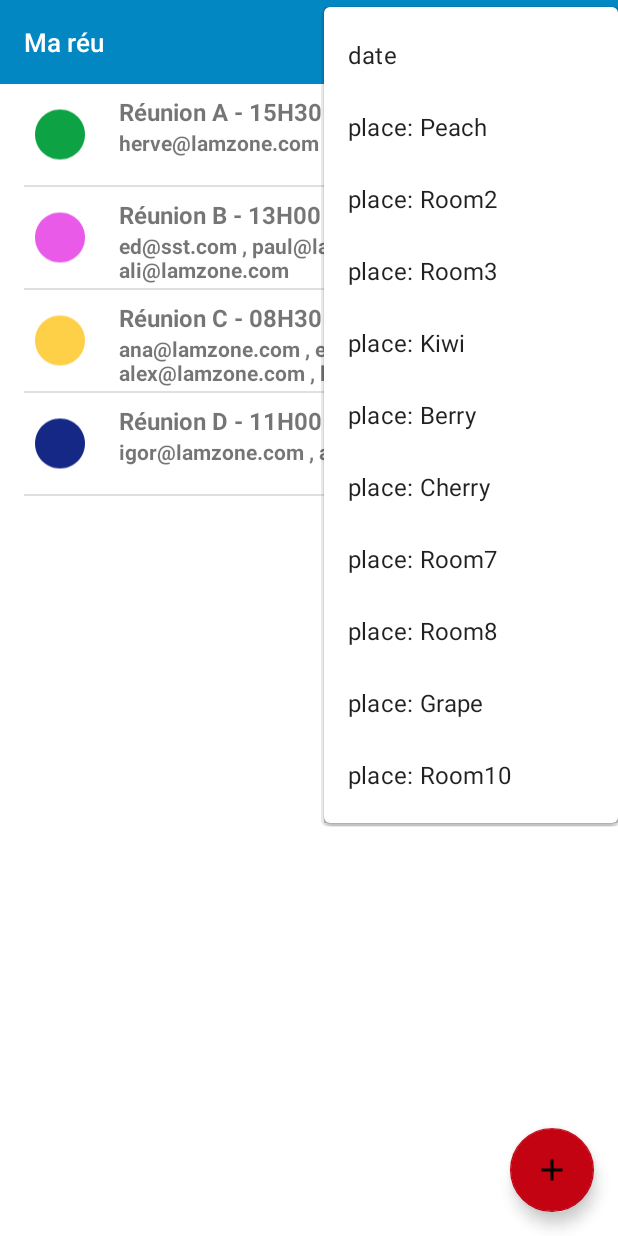
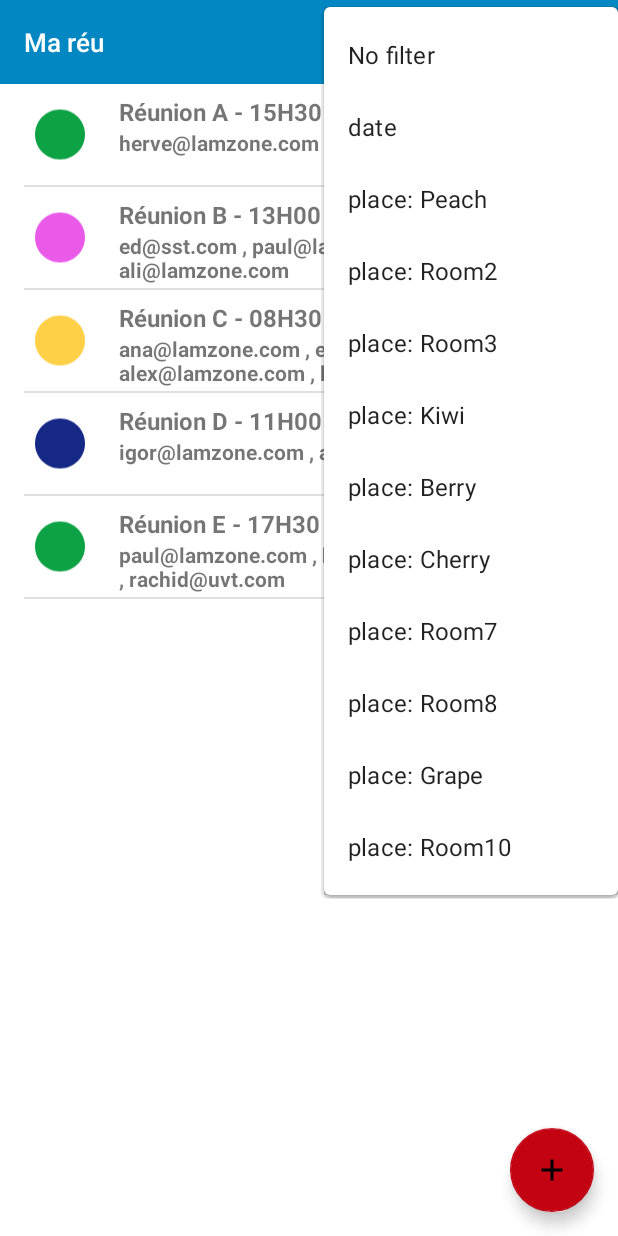
Before and after one commit to vigneaud-khalid/Ma_reu, an Android app: the screen it shows after launch (ListMeetingActivity), after a tap on "Filter", on a phone screen of 412 x 824 dp. Run offline under Robolectric (Android 15) with nearby library versions, the phone set to English and light mode, and no system bars; our stand-ins replace ButterKnife, EventBus.

Commit message:
filter done but no fresh display => initList() ???

```diff
--- a/app/src/main/java/com/khalid/mareu/repository/MeetingRepository.java
+++ b/app/src/main/java/com/khalid/mareu/repository/MeetingRepository.java
@@ -33,6 +33,18 @@ public class MeetingRepository {
         return service.getMeetings();
     }
 
+    public void meetingsNoFilter(){
+        service.meetingsNoFilter();
+    }
+
+    public void meetingsPlaceFilter(String place) {
+        service.meetingsPlaceFilter(place);
+    }
+
+
+
+
+
     public void deleteMeeting(Meeting meeting) {
         service.deleteMeeting(meeting);
     }
--- a/app/src/main/java/com/khalid/mareu/service/FakeMeetingApiService.java
+++ b/app/src/main/java/com/khalid/mareu/service/FakeMeetingApiService.java
@@ -1,7 +1,10 @@
 package com.khalid.mareu.service;
+
+import android.util.Log;
 
 import com.khalid.mareu.model.Meeting;
 
+import java.util.ArrayList;
 import java.util.List;
 
 /**
@@ -9,11 +12,35 @@ import java.util.List;
  */
 public class FakeMeetingApiService implements MeetingApiService{
 
-    private List<Meeting> meetings = FakeMeetingGenerator.generateMeetings();
+    private List<Meeting> meetings = new ArrayList<>();
+    private List<Meeting> allMeetings = FakeMeetingGenerator.generateMeetings();
 
     @Override
     public List<Meeting> getMeetings() {
         return meetings;
+    }
+
+    @Override
+    public void meetingsNoFilter() {
+        meetings=allMeetings;
+    }
+
+    @Override
+    public List<Meeting> getMeetingsWithFilter(String filter) {
+        return null;
+    }
+
+    @Override
+    public void meetingsPlaceFilter(String place) {
+        List<Meeting> meetingsPlaceFilter = new ArrayList<>();
+        for (Meeting meeting: meetings) {
+            if(meeting.getPlace()==place){meetingsPlaceFilter.add(meeting);}
+        }
+        meetings = meetingsPlaceFilter;
+        Log.d("rrrr", " meetingsPlaceFilter");
+        Log.d("rrrr", " meetingsPlaceFilter :  " + meetingsPlaceFilter.toString());
+        Log.d("rrrr", " meetingsPlaceFilter :  " + meetings.toString());
+        Log.d("rrrr", " meetingsPlaceFilter... :  " + meetings);
     }
 
     @Override
--- a/app/src/main/java/com/khalid/mareu/service/FakeMeetingGenerator.java
+++ b/app/src/main/java/com/khalid/mareu/service/FakeMeetingGenerator.java
@@ -25,7 +25,8 @@ public abstract class FakeMeetingGenerator {
             new Meeting(2, 2,"Réunion B", "Room 2", "13H00", Arrays.asList("ed@sst.com", "paul@lamzone.com", "ali@lamzone.com")),
             // new Meeting(3, "Réunion B2", "Pitt", null, null ),
             new Meeting(3,3,"Réunion C","Room 3", "08H30", Arrays.asList("ana@lamzone.com", "ed@sst.com","alex@lamzone.com","khalid@gmail.com","ali@lamzone.com")),
-            new Meeting(4, 4,"Réunion D","Room 4", "11H00", Arrays.asList("igor@lamzone.com", "ali@lamzone.com"))
+            new Meeting(4, 4,"Réunion D","Room 4", "11H00", Arrays.asList("igor@lamzone.com", "ali@lamzone.com")),
+            new Meeting(5, 1,"Réunion E", "Peach", "17H30", Arrays.asList("paul@lamzone.com", "herve@lamzone.com", "rachid@uvt.com") )
             // new Meeting(5,"Réunion E","Room 5", date, Arrays.asList("Hello", "World!", "How", "Are", "You"))
         );
     // "dd-MM-yyyy"
--- a/app/src/main/java/com/khalid/mareu/service/MeetingApiService.java
+++ b/app/src/main/java/com/khalid/mareu/service/MeetingApiService.java
@@ -16,6 +16,25 @@ public interface MeetingApiService {
     List<Meeting> getMeetings();
 
     /**
+     * Get Meetings with no filter
+     * @return {@link List}
+     */
+    public void meetingsNoFilter();
+
+    /**
+     * Get Meetings with filter
+     * @return {@link List}
+     */
+
+    List<Meeting> getMeetingsWithFilter(String filter);
+
+    /**
+     * Modify Meetings with Place filter
+     * @return {@link List}
+     */
+    public void meetingsPlaceFilter(String place);
+
+    /**
      * Deletes a Meeting
      * @param meeting
      */
--- a/app/src/main/java/com/khalid/mareu/ui/ListMeetingActivity.java
+++ b/app/src/main/java/com/khalid/mareu/ui/ListMeetingActivity.java
@@ -4,6 +4,8 @@ import androidx.appcompat.app.AppCompatActivity;
 
 import com.khalid.mareu.R;
 import com.khalid.mareu.databinding.ActivityListMeetingBinding;
+import com.khalid.mareu.di.DI;
+import com.khalid.mareu.repository.MeetingRepository;
 
 import android.os.Bundle;
 import android.util.Log;
@@ -17,10 +19,14 @@ import butterknife.OnClick;
 public class ListMeetingActivity extends AppCompatActivity {
 
     private ActivityListMeetingBinding binding;
+    private MeetingRepository mRep;
 
     @Override
     protected void onCreate(Bundle savedInstanceState) {
         super.onCreate(savedInstanceState);
+
+        mRep = DI.getMeetingRepository();
+
         setContentView(R.layout.activity_list_meeting);
         binding = ActivityListMeetingBinding.inflate(getLayoutInflater());
         View view = binding.getRoot();
@@ -41,7 +47,8 @@ public class ListMeetingActivity extends AppCompatActivity {
             }
         });
     }
-        void addMeeting() {
+
+    void addMeeting() {
         AddMeetingActivity.navigate(this);
     }
 
@@ -54,13 +61,48 @@ public class ListMeetingActivity extends AppCompatActivity {
     @Override
     public boolean onCreateOptionsMenu(Menu menu) {
         getMenuInflater().inflate(R.menu.menu_filter, menu);
-        return  true;
+        return true;
     }
+
     @Override
-    public boolean onOptionsItemSelected( MenuItem item) {
-        if (item.getItemId()==R.id.filter_on_date) {
+    public boolean onOptionsItemSelected(MenuItem item) {
+        // if (item.getItemId()==R.id.filter_on_date) {      }
+        switch (item.getItemId()) {
+            case R.id.no_filter:
+                noFilter();
+                return true;
+            case R.id.filter_on_date:
+                // filterOnDate();
+                return true;
+            case R.id.filter_on_place_Peach:
+                // todo;
+                filterOnPlace("Peach");
+                return true;
+            case R.id.filter_on_place_Room2:
+                // todo;
+                return true;
+            case R.id.filter_on_place_Room3:
+                // todo;
+                return true;
 
+
+
+            default:
+                return super.onOptionsItemSelected(item);
         }
-        return super.onOptionsItemSelected(item);
     }
+
+    public void filterOnDate(){
+        // todo
+    }
+
+    public void noFilter(){
+        mRep.meetingsNoFilter();
+    }
+
+    public void filterOnPlace(String room){
+        mRep.meetingsPlaceFilter(room);
+
+    }
+
 }
--- a/app/src/main/java/com/khalid/mareu/ui/MeetingFragment.java
+++ b/app/src/main/java/com/khalid/mareu/ui/MeetingFragment.java
@@ -45,6 +45,7 @@ public class MeetingFragment extends Fragment {
     public void onCreate(Bundle savedInstanceState) {
         super.onCreate(savedInstanceState);
         mRep = DI.getMeetingRepository();
+        mRep.meetingsNoFilter();
     }
 
     @Override
@@ -61,6 +62,7 @@ public class MeetingFragment extends Fragment {
      * Init the List of meetings
      */
     private void initList() {
+
         mMeetings = mRep.getMeetings();
         mRecyclerView.setAdapter(new MyMeetingRecyclerViewAdapter(mMeetings));
     }
--- a/app/src/main/res/menu/menu_filter.xml
+++ b/app/src/main/res/menu/menu_filter.xml
@@ -9,6 +9,9 @@
         android:title="Filter"
         app:showAsAction="ifRoom">
     <menu>
+        <item
+            android:id="@+id/no_filter"
+            android:title="No filter" />
         <item
             android:id="@+id/filter_on_date"
             android:title="date" />
```
